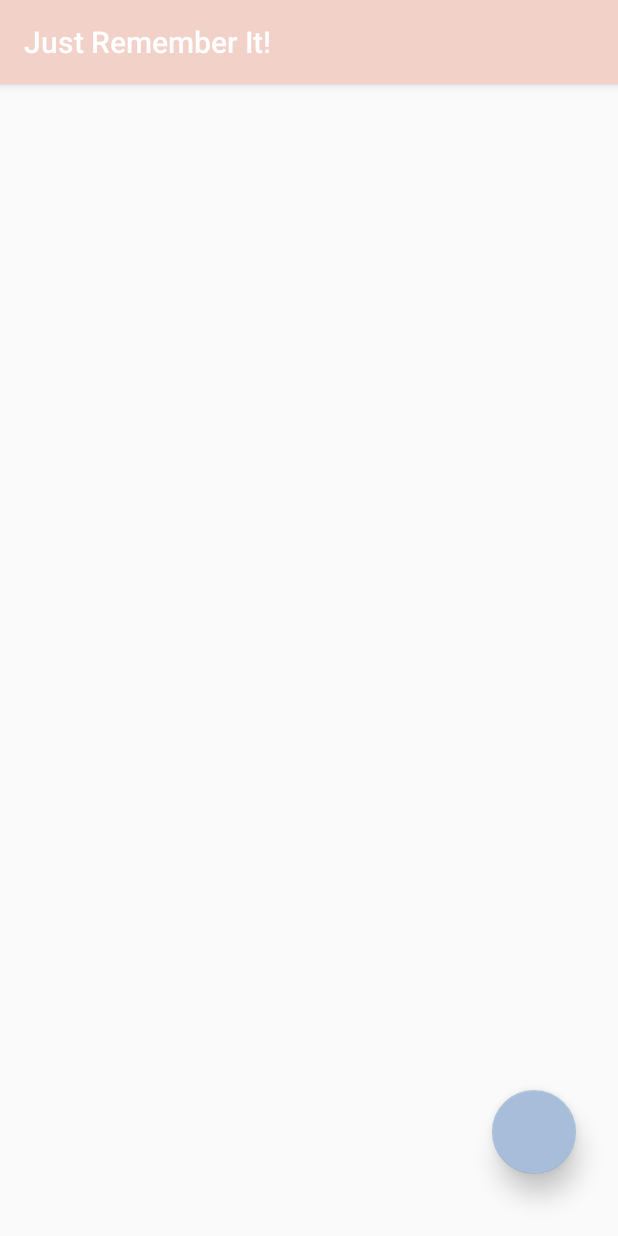
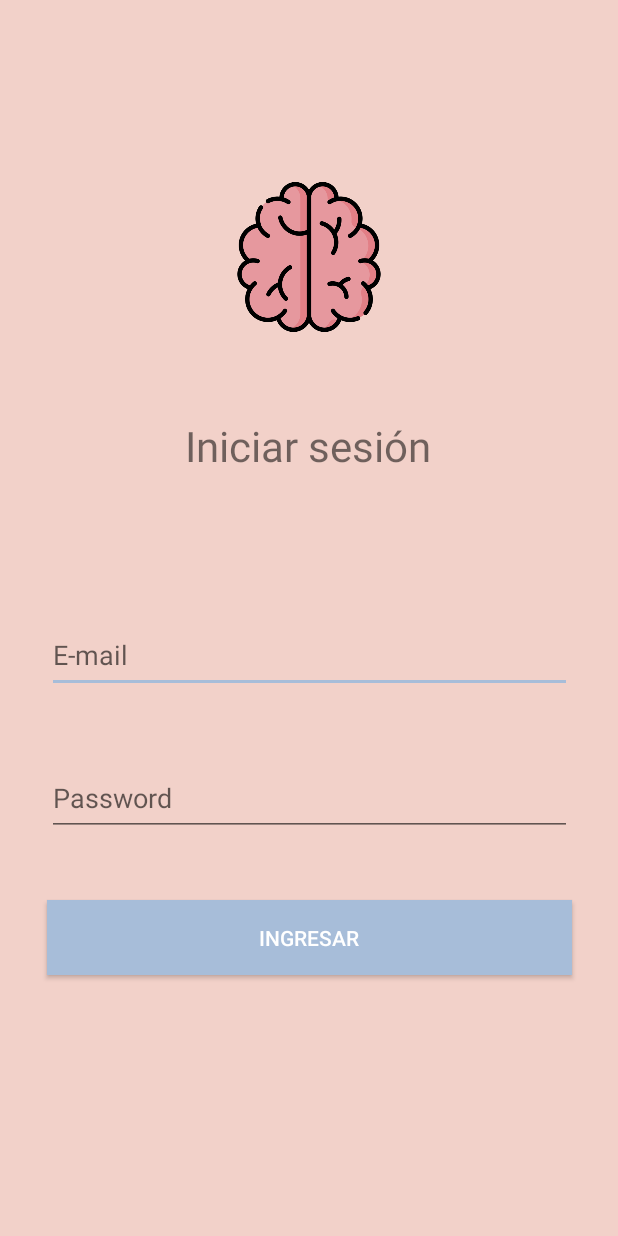
Before and after one commit to solisrmz/AppKT, an Android app: the screen it shows after launch (MainActivity before the commit, Login after it), on a phone screen of 412 x 824 dp. Run offline under Robolectric (Android 15) with nearby library versions, the phone set to English and light mode, and no system bars.

Commit message:
Creación de una pantalla de login

```diff
--- a/app/build.gradle
+++ b/app/build.gradle
@@ -1,6 +1,7 @@
 apply plugin: 'com.android.application'
 apply plugin: 'kotlin-android'
 apply plugin: 'kotlin-android-extensions'
+apply plugin: 'com.google.gms.google-services'
 
 android {
     compileSdkVersion 29
@@ -29,6 +30,8 @@ dependencies {
     implementation 'androidx.appcompat:appcompat:1.1.0'
     implementation 'androidx.constraintlayout:constraintlayout:1.1.3'
     implementation 'com.google.android.material:material:1.0.0'
+    implementation 'com.google.firebase:firebase-auth:16.0.5'
+    implementation 'com.google.firebase:firebase-firestore:17.1.2'
     testImplementation 'junit:junit:4.12'
     androidTestImplementation 'androidx.test.ext:junit:1.1.1'
     androidTestImplementation 'androidx.test.espresso:espresso-core:3.2.0'
--- a/app/src/main/AndroidManifest.xml
+++ b/app/src/main/AndroidManifest.xml
@@ -9,13 +9,17 @@
         android:roundIcon="@mipmap/ic_launcher_round"
         android:supportsRtl="true"
         android:theme="@style/AppTheme">
-        <activity android:name=".Splash" android:theme="@style/AppTheme.NoActionBar">
+        <activity android:name=".Login" android:theme="@style/AppTheme.NoActionBar"></activity>
+        <activity
+            android:name=".Splash"
+            android:theme="@style/AppTheme.NoActionBar">
             <intent-filter>
                 <action android:name="android.intent.action.MAIN" />
+
                 <category android:name="android.intent.category.LAUNCHER" />
             </intent-filter>
         </activity>
-        <activity android:name=".MainActivity">
-        </activity>
+        <activity android:name=".MainActivity"></activity>
     </application>
+
 </manifest>
--- /dev/null
+++ b/app/src/main/java/com/example/songapp/Login.kt
@@ -0,0 +1,11 @@
+package com.example.songapp
+
+import androidx.appcompat.app.AppCompatActivity
+import android.os.Bundle
+
+class Login : AppCompatActivity() {
+    override fun onCreate(savedInstanceState: Bundle?) {
+        super.onCreate(savedInstanceState)
+        setContentView(R.layout.login)
+    }
+}
--- a/app/src/main/java/com/example/songapp/MainActivity.kt
+++ b/app/src/main/java/com/example/songapp/MainActivity.kt
@@ -20,10 +20,10 @@ class MainActivity : AppCompatActivity() {
         setContentView(R.layout.activity_main)
 
         btnMain.setOnClickListener(){
-            saluda()
+            newRemember()
         }
     }
-    fun saluda(){
+    fun newRemember(){
         val dialog = LayoutInflater.from(this).inflate(R.layout.dialogo, null)
         val mBuilder = AlertDialog.Builder(this)
             .setView(dialog)
--- a/app/src/main/java/com/example/songapp/Splash.kt
+++ b/app/src/main/java/com/example/songapp/Splash.kt
@@ -11,7 +11,7 @@ class Splash : AppCompatActivity() {
         super.onCreate(savedInstanceState)
         setContentView(R.layout.splash)
         Handler().postDelayed({
-            startActivity(Intent(this,MainActivity::class.java))
+            startActivity(Intent(this,Login::class.java))
             finish()
         }, SPLASH_TIME_OUT)
     }
--- /dev/null
+++ b/app/src/main/res/layout/login.xml
@@ -0,0 +1,143 @@
+<?xml version="1.0" encoding="utf-8"?>
+<androidx.constraintlayout.widget.ConstraintLayout xmlns:android="http://schemas.android.com/apk/res/android"
+    xmlns:app="http://schemas.android.com/apk/res-auto"
+    xmlns:tools="http://schemas.android.com/tools"
+    android:layout_width="match_parent"
+    android:layout_height="match_parent"
+    android:background="@color/splashBackground"
+    tools:context=".Login">
+
+
+    <ImageView
+        android:layout_width="@dimen/imagen_splash"
+        android:layout_height="@dimen/imagen_splash"
+        android:layout_gravity="center"
+        android:background="@drawable/brain"
+        app:layout_constraintBottom_toTopOf="@+id/guideline8"
+        app:layout_constraintEnd_toEndOf="parent"
+        app:layout_constraintStart_toStartOf="parent"
+        app:layout_constraintTop_toTopOf="@+id/guideline9" />
+
+    <EditText
+        android:id="@+id/email"
+        android:layout_width="@dimen/anc_edit"
+        android:layout_height="@dimen/al_edit"
+        android:layout_gravity="center"
+        android:hint="@string/email"
+        android:inputType="textEmailAddress"
+        app:layout_constraintBottom_toTopOf="@+id/guideline6"
+        app:layout_constraintEnd_toEndOf="parent"
+        app:layout_constraintStart_toStartOf="parent"
+        app:layout_constraintTop_toTopOf="@+id/guideline7" />
+
+    <EditText
+        android:id="@+id/password"
+        android:layout_width="@dimen/anc_edit"
+        android:layout_height="@dimen/al_edit"
+        android:layout_gravity="center"
+        android:layout_marginBottom="12dp"
+        android:hint="@string/pass"
+        android:inputType="textPassword"
+        app:layout_constraintBottom_toTopOf="@+id/guideline3"
+        app:layout_constraintEnd_toEndOf="parent"
+        app:layout_constraintStart_toStartOf="parent"
+        app:layout_constraintTop_toTopOf="@+id/guideline4"
+        app:layout_constraintVertical_bias="0.636" />
+
+    <Button
+        android:layout_width="@dimen/anc_edit"
+        android:layout_height="@dimen/al_edit"
+        android:background="@color/bntDialog"
+        android:text="@string/singIn"
+        android:textColor="@color/textButtonColor"
+        app:layout_constraintBottom_toTopOf="@+id/guideline5"
+        app:layout_constraintEnd_toEndOf="parent"
+        app:layout_constraintStart_toStartOf="parent"
+        app:layout_constraintTop_toTopOf="@+id/guideline3"
+        app:layout_constraintVertical_bias="0.566" />
+
+    <androidx.constraintlayout.widget.Guideline
+        android:id="@+id/guideline"
+        android:layout_width="wrap_content"
+        android:layout_height="wrap_content"
+        android:orientation="horizontal"
+        app:layout_constraintGuide_percent="0.95" />
+
+    <androidx.constraintlayout.widget.Guideline
+        android:id="@+id/guideline2"
+        android:layout_width="wrap_content"
+        android:layout_height="wrap_content"
+        android:orientation="horizontal"
+        app:layout_constraintGuide_percent="0.85" />
+
+    <androidx.constraintlayout.widget.Guideline
+        android:id="@+id/guideline3"
+        android:layout_width="wrap_content"
+        android:layout_height="wrap_content"
+        android:orientation="horizontal"
+        app:layout_constraintGuide_percent="0.7" />
+
+    <androidx.constraintlayout.widget.Guideline
+        android:id="@+id/guideline4"
+        android:layout_width="wrap_content"
+        android:layout_height="wrap_content"
+        android:orientation="horizontal"
+        app:layout_constraintGuide_percent="0.6" />
+
+    <androidx.constraintlayout.widget.Guideline
+        android:id="@+id/guideline5"
+        android:layout_width="wrap_content"
+        android:layout_height="wrap_content"
+        android:orientation="horizontal"
+        app:layout_constraintGuide_percent="0.8098495" />
+
+    <androidx.constraintlayout.widget.Guideline
+        android:id="@+id/guideline6"
+        android:layout_width="wrap_content"
+        android:layout_height="wrap_content"
+        android:orientation="horizontal"
+        app:layout_constraintGuide_percent="0.58" />
+
+    <androidx.constraintlayout.widget.Guideline
+        android:id="@+id/guideline7"
+        android:layout_width="wrap_content"
+        android:layout_height="wrap_content"
+        android:orientation="horizontal"
+        app:layout_constraintGuide_percent="0.48" />
+
+    <androidx.constraintlayout.widget.Guideline
+        android:id="@+id/guideline8"
+        android:layout_width="wrap_content"
+        android:layout_height="wrap_content"
+        android:orientation="horizontal"
+        app:layout_constraintGuide_percent="0.31463748" />
+
+    <androidx.constraintlayout.widget.Guideline
+        android:id="@+id/guideline9"
+        android:layout_width="wrap_content"
+        android:layout_height="wrap_content"
+        android:orientation="horizontal"
+        app:layout_constraintGuide_percent="0.10123119" />
+
+    <androidx.constraintlayout.widget.Guideline
+        android:id="@+id/guideline10"
+        android:layout_width="wrap_content"
+        android:layout_height="wrap_content"
+        android:orientation="horizontal"
+        app:layout_constraintGuide_percent="0.4" />
+
+    <TextView
+        android:id="@+id/textView"
+        android:layout_width="wrap_content"
+        android:layout_height="wrap_content"
+        android:text="@string/login"
+        android:textSize="@dimen/splash_text"
+        app:layout_constraintBottom_toTopOf="@+id/guideline10"
+        app:layout_constraintEnd_toEndOf="parent"
+        app:layout_constraintHorizontal_bias="0.498"
+        app:layout_constraintStart_toStartOf="parent"
+        app:layout_constraintTop_toTopOf="@+id/guideline8"
+        app:layout_constraintVertical_bias="0.59" />
+
+
+</androidx.constraintlayout.widget.ConstraintLayout>
--- a/app/src/main/res/values/dimens.xml
+++ b/app/src/main/res/values/dimens.xml
@@ -13,5 +13,9 @@
     //Para los textos
     <dimen name="splash_text">28sp</dimen>
 
+    //Para el login y registro
+    <dimen name="anc_edit">350dp</dimen>
+    <dimen name="al_edit">50dp</dimen>
+
 
 </resources>
--- a/app/src/main/res/values/strings.xml
+++ b/app/src/main/res/values/strings.xml
@@ -6,4 +6,12 @@
 
     //Para los edittext
     <string name="ingresaNombre">Ingresa tú nombre</string>
+
+    //para el login y registro
+    <string name="login">Iniciar sesión</string>
+    <string name="email">E-mail</string>
+    <string name="pass">Password</string>
+    <string name="name">Nombre</string>
+    <string name="singIn">Ingresar</string>
+    <string name="singUp">Registrarme</string>
 </resources>
--- a/build.gradle
+++ b/build.gradle
@@ -8,6 +8,7 @@ buildscript {
     dependencies {
         classpath "com.android.tools.build:gradle:4.0.0"
         classpath "org.jetbrains.kotlin:kotlin-gradle-plugin:$kotlin_version"
+        classpath 'com.google.gms:google-services:4.2.0'
 
         // NOTE: Do not place your application dependencies here; they belong
         // in the individual module build.gradle files
```
Also changed, not shown: 1 other file.
